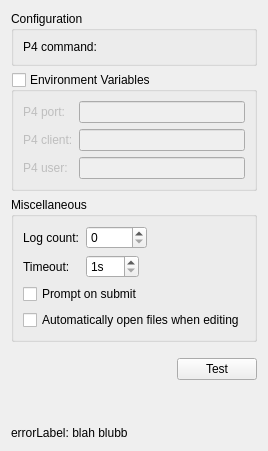
The window that src/plugins/perforce/settingspage.ui (qt-creator/qt-creator) describes before a commit, drawn with Qt 5.
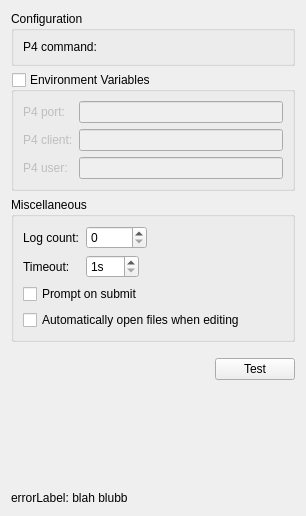
The same window after the commit. Custom widgets are drawn as their Qt base class.

The edit to the form file:
```diff
--- a/src/plugins/perforce/settingspage.ui
+++ b/src/plugins/perforce/settingspage.ui
@@ -2,6 +2,14 @@
 <ui version="4.0">
  <class>Perforce::Internal::SettingsPage</class>
  <widget class="QWidget" name="Perforce::Internal::SettingsPage">
+  <property name="geometry">
+   <rect>
+    <x>0</x>
+    <y>0</y>
+    <width>306</width>
+    <height>516</height>
+   </rect>
+  </property>
   <layout class="QVBoxLayout" name="verticalLayout">
    <item>
     <widget class="QGroupBox" name="configGroupBox">
@@ -37,12 +45,6 @@
       <bool>false</bool>
      </property>
      <layout class="QGridLayout">
-      <property name="margin">
-       <number>9</number>
-      </property>
-      <property name="spacing">
-       <number>6</number>
-      </property>
       <item row="1" column="1">
        <widget class="QLineEdit" name="clientLineEdit"/>
       </item>
```
Left out of the diff: 2 changed lines with no effect on the pictures.
